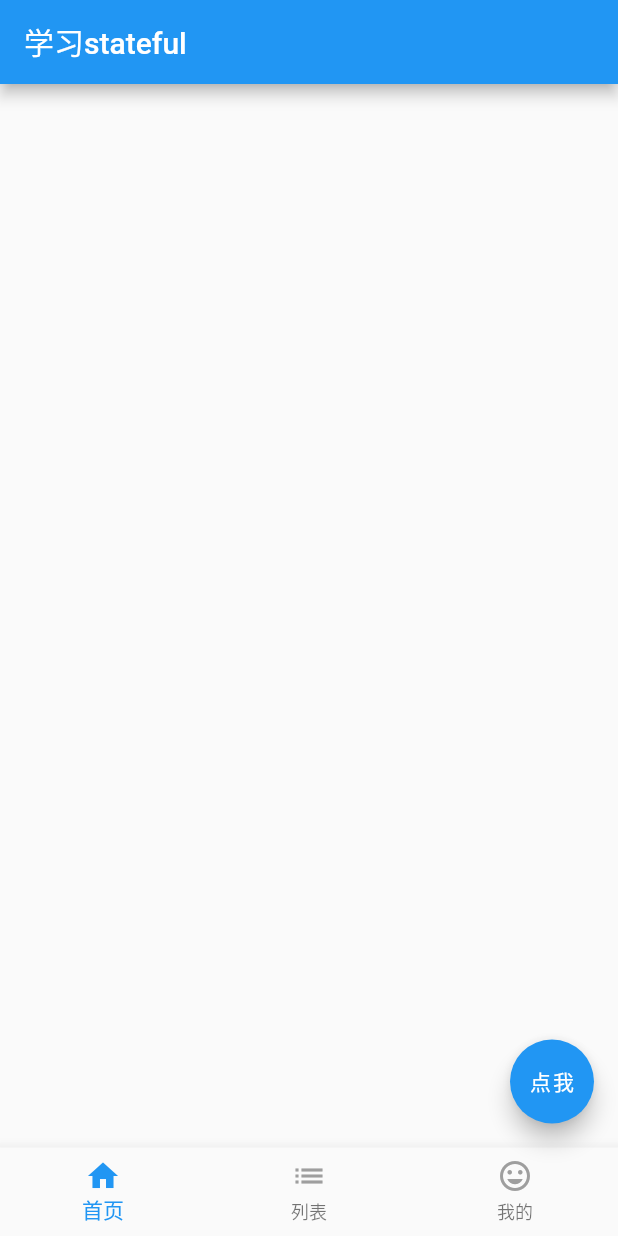
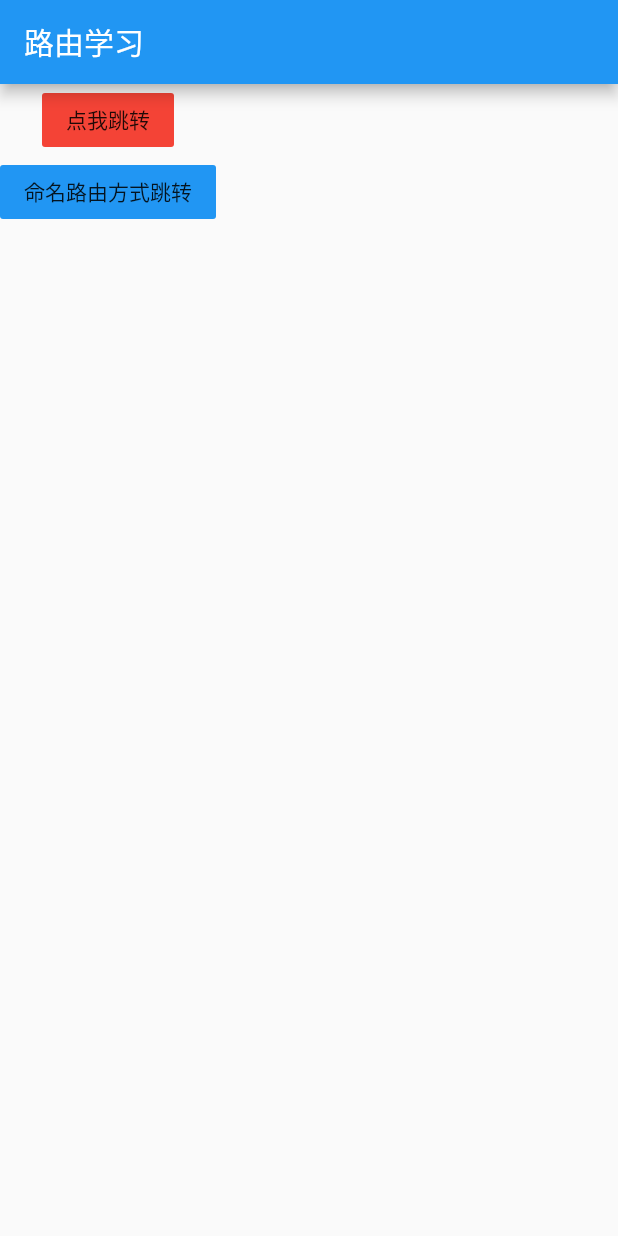
Before and after one commit to Yis92/flutter_study, a Flutter app: the screen it shows after launch, on a phone screen of 412 x 824 dp. Run offline on Flutter 3.47's test engine with Material 2 defaults, Android fonts, the phone set to English and light mode, and no system bars; missing offline and left inert: flutter_color_plugin.

Commit message:
路由跳转，$命名路由方式跳转失败

```diff
--- /dev/null
+++ b/lib/dart/router/router_main.dart
@@ -0,0 +1,40 @@
+import 'package:flutter/material.dart';
+import 'package:flutter_study/dart/router/router_name.dart';
+import 'package:flutter_study/dart/router/router_one.dart';
+
+class RouterMain extends StatelessWidget {
+  @override
+  Widget build(BuildContext context) {
+    return MaterialApp(
+      home: Scaffold(
+        appBar: AppBar(title: Text('路由学习')),
+        body: Column(
+          children: <Widget>[
+            Container(
+              child: FlatButton(
+                color: Colors.red,
+                child: Text("点我跳转"),
+                onPressed: () async {
+                  var result = await Navigator.push(
+                    context,
+                    MaterialPageRoute(builder: (context) {
+                      return RouterOne(title: '酒哈');
+                    }),
+                  );
+                  print("返回=====$result");
+                },
+              ),
+            ),
+            FlatButton(
+              child: Text('命名路由方式跳转'),
+              color: Colors.blue,
+              onPressed: () {
+              Navigator.pushNamed(context, "routerName");
+              },
+            )
+          ],
+        ),
+      ),
+    );
+  }
+}
--- /dev/null
+++ b/lib/dart/router/router_name.dart
@@ -0,0 +1,26 @@
+import 'package:flutter/material.dart';
+import 'package:flutter_study/dart/router/router_one.dart';
+
+/// 命名路由跳转
+class RouterNameJump extends StatelessWidget {
+  @override
+  Widget build(BuildContext context) {
+    return MaterialApp(
+      home: Scaffold(
+        appBar: AppBar(
+          title: Text('命名路由跳转'),
+          leading: GestureDetector(
+            onTap: () {
+              Navigator.pop(context);
+            },
+          ),
+        ),
+        body: Text('命名路由跳转'),
+      ),
+      routes: {
+        'routerName': (context) => new RouterNameJump(),
+        "router_name2": (context) => new RouterOne()
+      },
+    );
+  }
+}
--- /dev/null
+++ b/lib/dart/router/router_one.dart
@@ -0,0 +1,29 @@
+import 'package:flutter/material.dart';
+
+class RouterOne extends StatelessWidget {
+  String title;
+
+  RouterOne({@required this.title});
+
+  @override
+  Widget build(BuildContext context) {
+    return MaterialApp(
+      home: Scaffold(
+        appBar: AppBar(title: Text('路由第一个界面')),
+        body: Column(
+          children: <Widget>[
+            Text("接收到的参数值为：$title"),
+            Container(
+              child: RaisedButton(
+                child: Text('返回上一个页面'),
+                onPressed: () {
+                  Navigator.pop(context, "我是带回的参数值：礼尚往来");
+                },
+              ),
+            )
+          ],
+        ),
+      ),
+    );
+  }
+}
--- a/lib/main.dart
+++ b/lib/main.dart
@@ -1,6 +1,7 @@
 import 'package:flutter/material.dart';
 import 'package:flutter_study/dart/jichu.dart';
 import 'package:flutter_study/dart/layout_study.dart';
+import 'package:flutter_study/dart/router/router_main.dart';
 
 
 void main() => runApp(MyApp());
@@ -14,7 +15,7 @@ class MyApp extends StatelessWidget {
       theme: ThemeData(
         primarySwatch: Colors.blue,
       ),
-      home: LayoutStudy(),
+      home: RouterMain(),
     );
   }
 }
```
